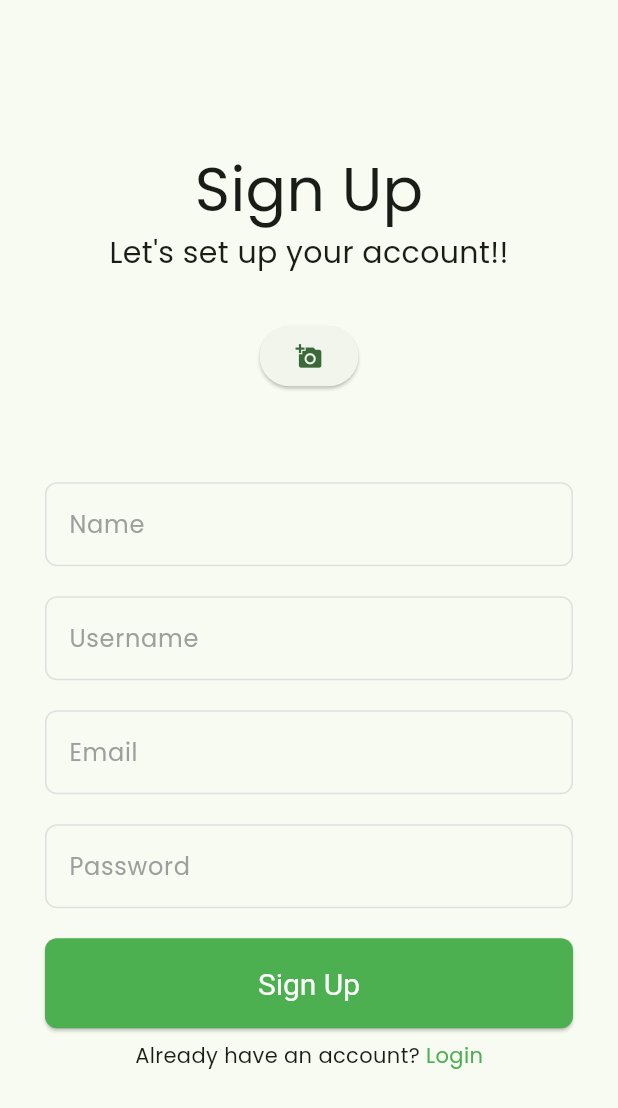
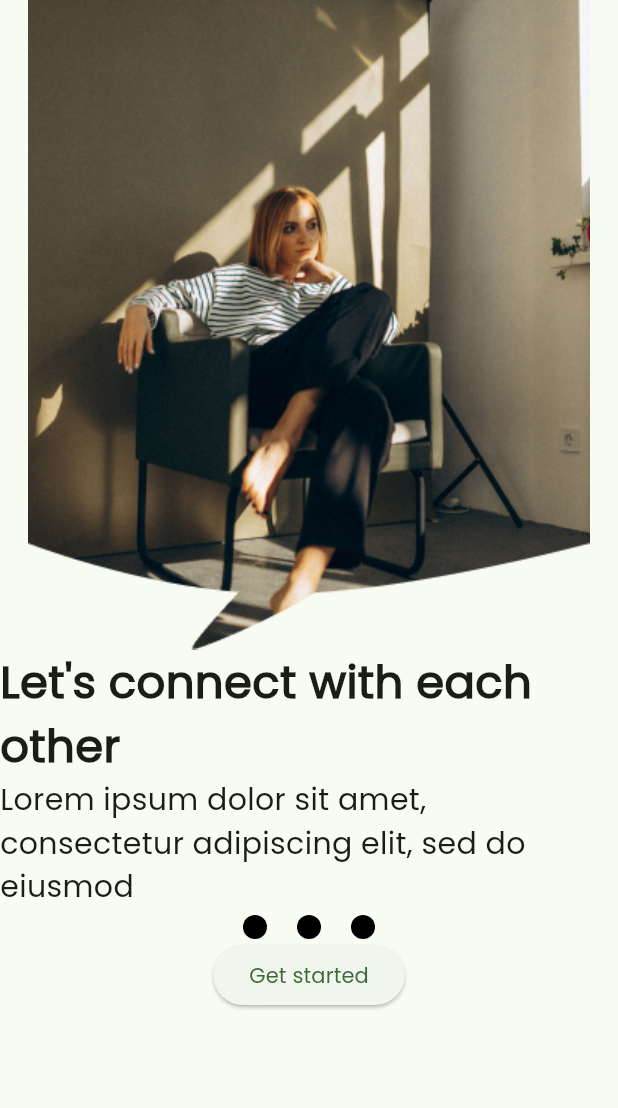
Before and after one commit to abdul-haadi/social_media_app, a Flutter app: the screen it shows after launch, on a phone screen of 412 x 824 dp. Shown: the top 1108 px of the screen. Run offline on Flutter 3.47's test engine with Material 3 defaults, Android fonts, the phone set to English and light mode, and no system bars; our stand-ins replace cloud_firestore, firebase_auth, firebase_core, firebase_storage, get_it, image_picker; accounts and stored records are empty.

Commit message:
updated commit

```diff
--- a/lib/main.dart
+++ b/lib/main.dart
@@ -1,13 +1,18 @@
+import 'package:firebase_auth/firebase_auth.dart';
 import 'package:firebase_core/firebase_core.dart';
 import 'package:flutter/foundation.dart';
 import 'package:flutter/material.dart';
 import 'package:social_media_app/firebase_options.dart';
+import 'package:social_media_app/homepage.dart';
+import 'package:social_media_app/locator.dart';
 import 'package:social_media_app/login.dart';
+import 'package:social_media_app/onboarding.dart';
 import 'package:social_media_app/signup.dart';
 
 void main() async {
   WidgetsFlutterBinding.ensureInitialized();
   await Firebase.initializeApp(options: DefaultFirebaseOptions.currentPlatform);
+  setup();
   runApp(const MyApp());
 }
 
@@ -25,7 +30,7 @@ class MyApp extends StatelessWidget {
         fontFamily: 'Poppins',
         useMaterial3: true,
       ),
-      home: const SignUpScreen(),
+      home: FirebaseAuth.instance.currentUser != null ? const HomeScreen() : const OnBoarding(),
     );
   }
 }
--- /dev/null
+++ b/lib/onboarding.dart
@@ -0,0 +1,121 @@
+import 'package:flutter/material.dart';
+import 'package:social_media_app/login.dart';
+
+class OnBoarding extends StatefulWidget {
+  const OnBoarding({super.key});
+
+  @override
+  State<OnBoarding> createState() => _OnBoardingState();
+}
+
+class _OnBoardingState extends State<OnBoarding> {
+  final PageController _pageController = PageController(initialPage: 0);
+  int _activePage = 0;
+  final List<Widget> _pages = [
+    const Page1(),
+    const Page2(),
+    const Page3(),
+  ];
+  @override
+  Widget build(BuildContext context) {
+    return Scaffold(
+      body: Column(
+
+        children: [
+          SizedBox(
+            height: 610,
+            child: PageView.builder(
+              controller: _pageController,
+              onPageChanged: (int page) {
+                setState(() {
+                  _activePage = page;
+                });
+              },
+              itemCount: _pages.length,
+              itemBuilder: (BuildContext context, index) {
+                return _pages[index % _pages.length];
+              },
+            ),
+          ),
+          Container(
+            child: Row(
+              mainAxisAlignment: MainAxisAlignment.center,
+              children: List<Widget>.generate(
+                  _pages.length,
+                  (index) => const Padding(
+                      padding: EdgeInsets.symmetric(horizontal: 10),
+                      child: InkWell(
+                        child: CircleAvatar(
+                          radius: 8,
+                          backgroundColor: Colors.black,
+                        ),
+                      ))),
+            ),
+          ),
+          ElevatedButton(onPressed: () {
+            if (_activePage == _pages.length - 1) {
+              Navigator.pushReplacement(context, MaterialPageRoute(builder: (context) => const LoginScreen()));
+            } else {
+              _pageController.nextPage(
+                  duration: const Duration(milliseconds: 300), curve: Curves.easeIn);
+            }
+          }, child: const Text("Get started")),
+        ],
+      ),
+    );
+  }
+}
+
+class Page1 extends StatelessWidget {
+  const Page1({Key? key}) : super(key: key);
+
+  @override
+  Widget build(BuildContext context) {
+    return Container(
+      child: Column(
+        children: [
+          Image.asset("assets/images/onboarding.png"),
+          const Text("Let's connect with each other",
+              style: TextStyle(fontSize: 30, fontWeight: FontWeight.bold)),
+          const Text("Lorem ipsum dolor sit amet, consectetur adipiscing elit, sed do eiusmod", style: TextStyle(fontSize: 20)),
+        ],
+      ),
+    );
+  }
+}
+
+class Page2 extends StatelessWidget {
+  const Page2({Key? key}) : super(key: key);
+
+  @override
+  Widget build(BuildContext context) {
+    return Container(
+      child: Column(
+        children: [
+          Image.asset("assets/images/onboarding.png"),
+           const Text("Let's connect with each other",
+              style: TextStyle(fontSize: 30, fontWeight: FontWeight.bold)),
+          const Text("Lorem ipsum dolor sit amet, consectetur adipiscing elit, sed do eiusmod", style: TextStyle(fontSize: 20)),
+        ],
+      ),
+    );
+  }
+}
+
+class Page3 extends StatelessWidget {
+  const Page3({Key? key}) : super(key: key);
+
+  @override
+  Widget build(BuildContext context) {
+    return Container(
+      child: Column(
+        children: [
+          Image.asset("assets/images/onboarding.png"),
+           const Text("Let's connect with each other",
+              style: TextStyle(fontSize: 30, fontWeight: FontWeight.bold)),
+          const Text("Lorem ipsum dolor sit amet, consectetur adipiscing elit, sed do eiusmod", style: TextStyle(fontSize: 20)),
+        ],
+      ),
+    );
+  }
+}
--- a/lib/signup.dart
+++ b/lib/signup.dart
@@ -2,10 +2,13 @@ import 'dart:async';
 import 'dart:developer';
 import 'package:cloud_firestore/cloud_firestore.dart';
 import 'package:flutter/material.dart';
+import 'package:get_it/get_it.dart';
 import 'package:image_picker/image_picker.dart';
 import 'package:social_media_app/authservice.dart';
 import 'dart:io';
 import 'package:firebase_storage/firebase_storage.dart';
+import 'package:social_media_app/homepage.dart';
+import 'package:social_media_app/locator.dart';
 import 'package:social_media_app/login.dart';
 import 'package:path/path.dart';
 
@@ -24,7 +27,7 @@ class _SignUpScreenState extends State<SignUpScreen> {
   final collectionRef = FirebaseFirestore.instance.collection("users");
   FirebaseStorage storage = FirebaseStorage.instance;
 
-  final _auth = AuthService();
+  // final _auth = AuthService();
   File? selectedImage;
   bool clicked = false;
 
@@ -82,8 +85,7 @@ class _SignUpScreenState extends State<SignUpScreen> {
 
   @override
   Widget build(BuildContext context) {
-    return SafeArea(
-      child: Scaffold(
+    return Scaffold(
       body: Padding(
         padding: const EdgeInsets.only(top: 25),
         child: Center(
@@ -270,12 +272,11 @@ class _SignUpScreenState extends State<SignUpScreen> {
           ),
         ),
       ),
-      ),
     );
   }
 
   _signup(BuildContext context) async {
-    final user = await _auth
+    final user = await locator<AuthService>()
         .createUserWithEmailAndPassword(_email.text, _password.text)
         .then((value) async {
       if (value != null) {
@@ -286,7 +287,7 @@ class _SignUpScreenState extends State<SignUpScreen> {
             email: _email.text,
             imageUrl: imageUrl!);
         Navigator.push(context,
-            MaterialPageRoute(builder: (context) => const LoginScreen()));
+            MaterialPageRoute(builder: (context) => const HomeScreen()));
       }
     });
   }
--- a/pubspec.yaml
+++ b/pubspec.yaml
@@ -41,6 +41,7 @@ dependencies:
   cloud_firestore: ^4.17.5
   firebase_storage: ^11.7.7
   path: ^1.9.0
+  get_it: ^7.7.0
 
 dev_dependencies:
   flutter_test:
@@ -65,8 +66,8 @@ flutter:
   uses-material-design: true
 
   # To add assets to your application, add an assets section, like this:
-  # assets:
-  #   - images/a_dot_burr.jpeg
+  assets:
+      - assets/images/onboarding.png
   #   - images/a_dot_ham.jpeg
 
   # An image asset can refer to one or more resolution-specific "variants", see
```
Also changed, not shown: lib/authservice.dart (+9 -0 lines), lib/homepage.dart (+24 -1 lines), lib/locator.dart (added, +8 -0 lines), lib/login.dart (+25 -17 lines), assets/images/onboarding.png (added). Lines whose indentation alone changed are shown as unchanged.
